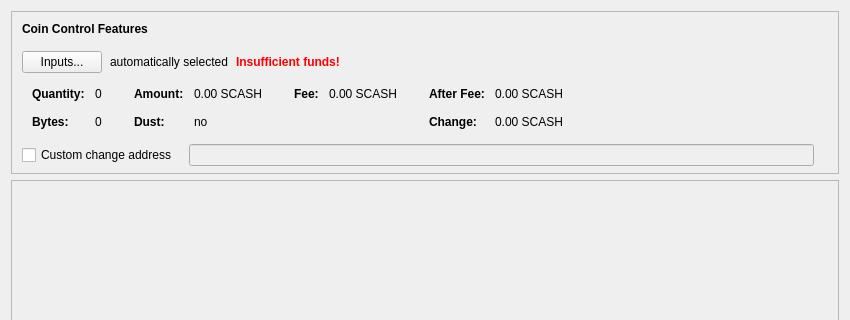
Above: src/qt/forms/sendcoinsdialog.ui from genesis-extensions/genesis before the change; both pictures show x 0 to 850 and y 0 to 320 of the 850 by 526 pixel window. Below: the same form after it.
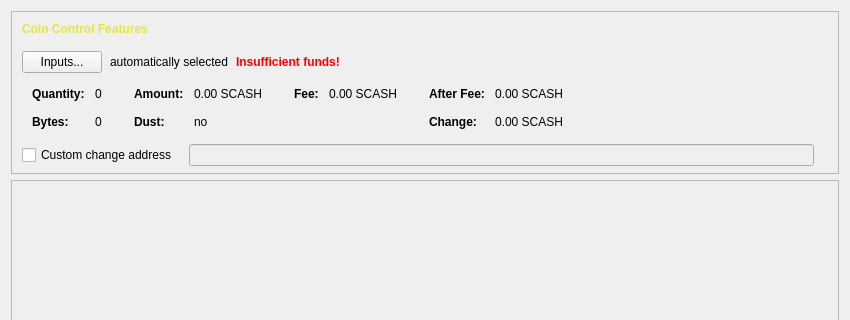
That is the form after the change. Icons and pictures are not drawn. Custom widgets are drawn as their Qt base class.

```diff
--- a/src/qt/forms/sendcoinsdialog.ui
+++ b/src/qt/forms/sendcoinsdialog.ui
@@ -84,7 +84,7 @@
              </font>
             </property>
             <property name="styleSheet">
-             <string notr="true">font-weight:bold;</string>
+             <string notr="true">font-weight:bold; color: #e4e642;</string>
             </property>
             <property name="text">
              <string>Coin Control Features</string>
```
